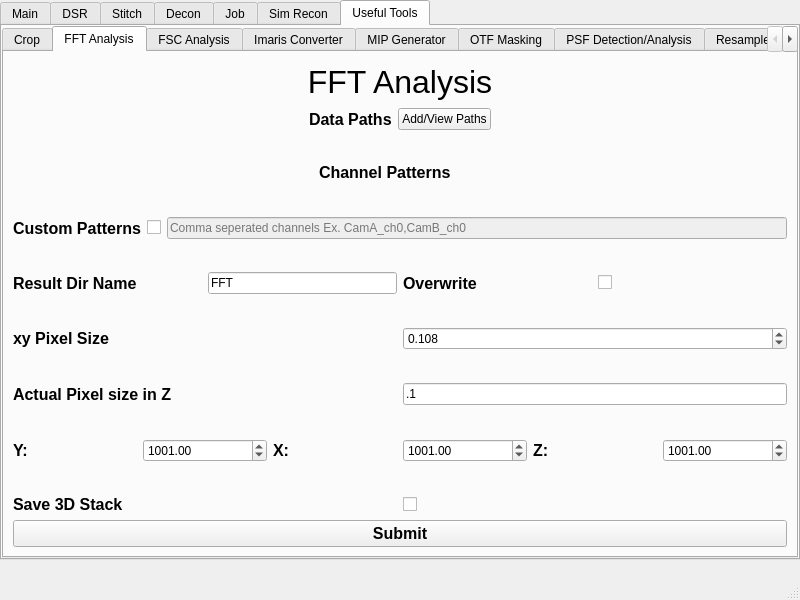
Old version of the form src/mainwindow.ui in the repository abcucberkeley/PetaKit5D-GUI.
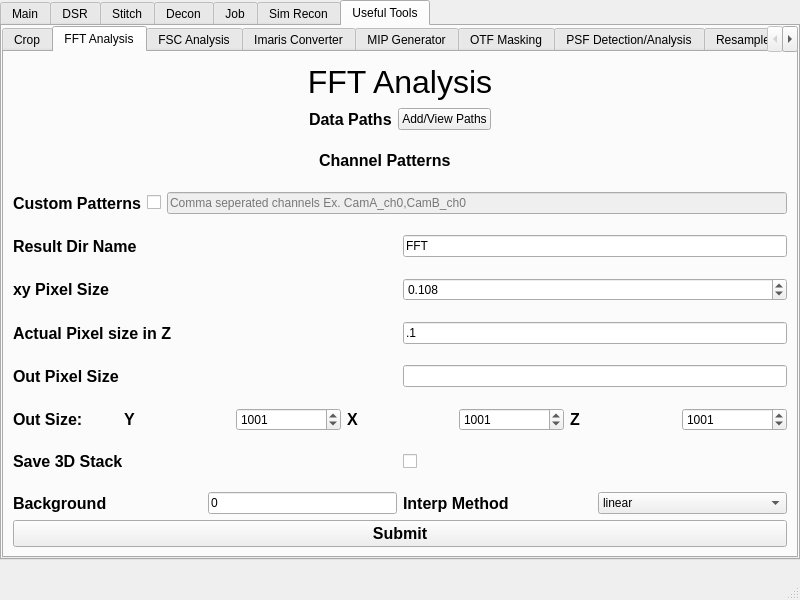
New version of the form. The open tabs and pages were chosen to show the change.

```diff
--- a/src/mainwindow.ui
+++ b/src/mainwindow.ui
@@ -2050,62 +2050,6 @@
           </property>
          </spacer>
         </item>
-        <item>
-         <layout class="QHBoxLayout" name="horizontalLayout_116" stretch="1">
-          <item>
-           <layout class="QHBoxLayout" name="horizontalLayout_5">
-            <item>
-             <widget class="QLabel" name="primaryCHLabel">
-              <property name="enabled">
-               <bool>true</bool>
-              </property>
-              <property name="font">
-               <font>
-                <pointsize>12</pointsize>
-                <bold>true</bold>
-               </font>
-              </property>
-              <property name="text">
-               <string>Primary Ch</string>
-              </property>
-             </widget>
-            </item>
-            <item>
-             <widget class="QLineEdit" name="primaryCHLineEdit">
-              <property name="enabled">
-               <bool>true</bool>
-              </property>
-              <property name="text">
-               <string/>
-              </property>
-              <property name="maxLength">
-               <number>32763</number>
-              </property>
-              <property name="placeholderText">
-               <string>EX: camA_ch0</string>
-              </property>
-             </widget>
-            </item>
-           </layout>
-          </item>
-         </layout>
-        </item>
-        <item>
-         <spacer name="verticalSpacer_42">
-          <property name="orientation">
-           <enum>Qt::Vertical</enum>
-          </property>
-          <property name="sizeType">
-           <enum>QSizePolicy::Preferred</enum>
-          </property>
-          <property name="sizeHint" stdset="0">
-           <size>
-            <width>20</width>
-            <height>10</height>
-           </size>
-          </property>
-         </spacer>
-        </item>
         <item>
          <layout class="QHBoxLayout" name="horizontalLayout_156" stretch="1,1">
           <item>
@@ -2675,50 +2619,6 @@
           </property>
          </spacer>
         </item>
-        <item>
-         <layout class="QHBoxLayout" name="horizontalLayout_122" stretch="1">
-          <item>
-           <layout class="QHBoxLayout" name="horizontalLayout_35">
-            <item>
-             <widget class="QLabel" name="edgeErosionLabel">
-              <property name="font">
-               <font>
-                <pointsize>12</pointsize>
-                <bold>true</bold>
-               </font>
-              </property>
-              <property name="text">
-               <string>Edge Erosion</string>
-              </property>
-             </widget>
-            </item>
-            <item>
-             <widget class="QLineEdit" name="edgeErosionLineEdit">
-              <property name="text">
-               <string>8</string>
-              </property>
-             </widget>
-            </item>
-           </layout>
-          </item>
-         </layout>
-        </item>
-        <item>
-         <spacer name="verticalSpacer_20">
-          <property name="orientation">
-           <enum>Qt::Vertical</enum>
-          </property>
-          <property name="sizeType">
-           <enum>QSizePolicy::Preferred</enum>
-          </property>
-          <property name="sizeHint" stdset="0">
-           <size>
-            <width>20</width>
-            <height>10</height>
-           </size>
-          </property>
-         </spacer>
-        </item>
         <item>
          <layout class="QHBoxLayout" name="horizontalLayout_125" stretch="1,1">
           <item>
@@ -2814,7 +2714,34 @@
            </layout>
           </item>
           <item>
-           <layout class="QHBoxLayout" name="horizontalLayout_39">
+           <layout class="QHBoxLayout" name="horizontalLayout_14">
+            <item>
+             <widget class="QLabel" name="psfGenLabel">
+              <property name="font">
+               <font>
+                <pointsize>12</pointsize>
+                <bold>true</bold>
+               </font>
+              </property>
+              <property name="text">
+               <string>Generate PSF</string>
+              </property>
+             </widget>
+            </item>
+            <item>
+             <widget class="QCheckBox" name="psfGenCheckBox">
+              <property name="text">
+               <string/>
+              </property>
+              <property name="checked">
+               <bool>true</bool>
+              </property>
+             </widget>
+            </item>
+           </layout>
+          </item>
+          <item>
+           <layout class="QHBoxLayout" name="horizontalLayout_39" stretch="1,1">
             <item>
              <widget class="QLabel" name="deconIterationsLabel">
               <property name="font">
@@ -6113,7 +6040,7 @@
            </layout>
           </item>
           <item row="1" column="0">
-           <layout class="QVBoxLayout" name="verticalLayout_27" stretch="1,1,1,1,1,1,1,1,1,1,1,1,1,1,1">
+           <layout class="QVBoxLayout" name="verticalLayout_27" stretch="1,1,1,1,1,1,1,1,1,1,1,1,1,1,1,1,1,1,1">
             <property name="bottomMargin">
              <number>0</number>
             </property>
@@ -6289,7 +6216,7 @@
              </spacer>
             </item>
             <item>
-             <layout class="QHBoxLayout" name="horizontalLayout_68" stretch="1,1">
+             <layout class="QHBoxLayout" name="horizontalLayout_68" stretch="1">
               <item>
                <layout class="QHBoxLayout" name="horizontalLayout_13" stretch="1,1">
                 <item>
@@ -6314,32 +6241,6 @@
                 </item>
                </layout>
               </item>
-              <item>
-               <layout class="QHBoxLayout" name="horizontalLayout_14">
-                <item>
-                 <widget class="QLabel" name="fftAnalysisOverwriteLabel">
-                  <property name="font">
-                   <font>
-                    <pointsize>12</pointsize>
-                    <bold>true</bold>
-                    <strikeout>false</strikeout>
-                    <kerning>true</kerning>
-                   </font>
-                  </property>
-                  <property name="text">
-                   <string>Overwrite</string>
-                  </property>
-                 </widget>
-                </item>
-                <item>
-                 <widget class="QCheckBox" name="fftAnalysisOverwriteCheckBox">
-                  <property name="text">
-                   <string/>
-                  </property>
-                 </widget>
-                </item>
-               </layout>
-              </item>
              </layout>
             </item>
             <item>
@@ -6447,93 +6348,156 @@
              </spacer>
             </item>
             <item>
-             <layout class="QHBoxLayout" name="horizontalLayout_71" stretch="1,1,1,1,1,1">
+             <layout class="QHBoxLayout" name="horizontalLayout_231">
               <item>
-               <widget class="QLabel" name="fftAnalysisOutSizeYLabel">
-                <property name="enabled">
-                 <bool>true</bool>
-                </property>
-                <property name="font">
-                 <font>
-                  <pointsize>12</pointsize>
-                  <bold>true</bold>
-                 </font>
-                </property>
-                <property name="text">
-                 <string>Y:</string>
-                </property>
-               </widget>
+               <layout class="QHBoxLayout" name="horizontalLayout_122" stretch="1,1">
+                <item>
+                 <widget class="QLabel" name="fftAnalysisOutPixelSizeLabel">
+                  <property name="font">
+                   <font>
+                    <pointsize>12</pointsize>
+                    <bold>true</bold>
+                   </font>
+                  </property>
+                  <property name="text">
+                   <string>Out Pixel Size</string>
+                  </property>
+                 </widget>
+                </item>
+                <item>
+                 <widget class="QLineEdit" name="fftAnalysisOutPixelSizeLineEdit"/>
+                </item>
+               </layout>
               </item>
+             </layout>
+            </item>
+            <item>
+             <spacer name="verticalSpacer_95">
+              <property name="orientation">
+               <enum>Qt::Vertical</enum>
+              </property>
+              <property name="sizeHint" stdset="0">
+               <size>
+                <width>20</width>
+                <height>40</height>
+               </size>
+              </property>
+             </spacer>
+            </item>
+            <item>
+             <layout class="QHBoxLayout" name="horizontalLayout_116" stretch="1">
               <item>
-               <widget class="QDoubleSpinBox" name="fftAnalysisOutSizeYSpinBox">
-                <property name="enabled">
-                 <bool>true</bool>
-                </property>
-                <property name="maximum">
-                 <double>100000.000000000000000</double>
-                </property>
-                <property name="value">
-                 <double>1001.000000000000000</double>
-                </property>
-               </widget>
-              </item>
-              <item>
-               <widget class="QLabel" name="fftAnalysisOutSizeXLabel">
-                <property name="enabled">
-                 <bool>true</bool>
-                </property>
-                <property name="font">
-                 <font>
-                  <pointsize>12</pointsize>
-                  <bold>true</bold>
-                 </font>
-                </property>
-                <property name="text">
-                 <string>X:</string>
-                </property>
-               </widget>
-              </item>
-              <item>
-               <widget class="QDoubleSpinBox" name="fftAnalysisOutSizeXSpinBox">
-                <property name="enabled">
-                 <bool>true</bool>
-                </property>
-                <property name="maximum">
-                 <double>100000.000000000000000</double>
-                </property>
-                <property name="value">
-                 <double>1001.000000000000000</double>
-                </property>
-               </widget>
-              </item>
-              <item>
-               <widget class="QLabel" name="fftAnalysisOutSizeZLabel">
-                <property name="enabled">
-                 <bool>true</bool>
-                </property>
-                <property name="font">
-                 <font>
-                  <pointsize>12</pointsize>
-                  <bold>true</bold>
-                 </font>
-                </property>
-                <property name="text">
-                 <string>Z:</string>
-                </property>
-               </widget>
-              </item>
-              <item>
-               <widget class="QDoubleSpinBox" name="fftAnalysisOutSizeZSpinBox">
-                <property name="enabled">
-                 <bool>true</bool>
-                </property>
-                <property name="maximum">
-                 <double>100000.000000000000000</double>
-                </property>
-                <property name="value">
-                 <double>1001.000000000000000</double>
-                </property>
-               </widget>
+               <layout class="QHBoxLayout" name="horizontalLayout_71" stretch="1,1,1,1,1,1,1">
+                <item>
+                 <widget class="QLabel" name="fftAnalysisOutSizeLabel">
+                  <property name="font">
+                   <font>
+                    <pointsize>12</pointsize>
+                    <bold>true</bold>
+                   </font>
+                  </property>
+                  <property name="text">
+                   <string>Out Size:</string>
+                  </property>
+                 </widget>
+                </item>
+                <item>
+                 <widget class="QLabel" name="fftAnalysisOutSizeYLabel">
+                  <property name="enabled">
+                   <bool>true</bool>
+                  </property>
+                  <property name="font">
+                   <font>
+                    <pointsize>12</pointsize>
+                    <bold>true</bold>
+                   </font>
+                  </property>
+                  <property name="text">
+                   <string>Y</string>
+                  </property>
+                 </widget>
+                </item>
+                <item>
+                 <widget class="QSpinBox" name="fftAnalysisOutSizeYSpinBox">
+                  <property name="enabled">
+                   <bool>true</bool>
+                  </property>
+                  <property name="minimum">
+                   <number>1</number>
+                  </property>
+                  <property name="maximum">
+                   <number>999999999</number>
+                  </property>
+                  <property name="value">
+                   <number>1001</number>
+                  </property>
+                 </widget>
+                </item>
+                <item>
+                 <widget class="QLabel" name="fftAnalysisOutSizeXLabel">
+                  <property name="enabled">
+                   <bool>true</bool>
+                  </property>
+                  <property name="font">
+                   <font>
+                    <pointsize>12</pointsize>
+                    <bold>true</bold>
+                   </font>
+                  </property>
+                  <property name="text">
+                   <string>X</string>
+                  </property>
+                 </widget>
+                </item>
+                <item>
+                 <widget class="QSpinBox" name="fftAnalysisOutSizeXSpinBox">
+                  <property name="enabled">
+                   <bool>true</bool>
+                  </property>
+                  <property name="minimum">
+                   <number>1</number>
+                  </property>
+                  <property name="maximum">
+                   <number>999999999</number>
+                  </property>
+                  <property name="value">
+                   <number>1001</number>
+                  </property>
+                 </widget>
+                </item>
+                <item>
+                 <widget class="QLabel" name="fftAnalysisOutSizeZLabel">
+                  <property name="enabled">
+                   <bool>true</bool>
+                  </property>
+                  <property name="font">
+                   <font>
+                    <pointsize>12</pointsize>
+                    <bold>true</bold>
+                   </font>
+                  </property>
+                  <property name="text">
+                   <string>Z</string>
+                  </property>
+                 </widget>
+                </item>
+                <item>
+                 <widget class="QSpinBox" name="fftAnalysisOutSizeZSpinBox">
+                  <property name="enabled">
+                   <bool>true</bool>
+                  </property>
+                  <property name="minimum">
+                   <number>1</number>
+                  </property>
+                  <property name="maximum">
+                   <number>999999999</number>
+                  </property>
+                  <property name="value">
+                   <number>1001</number>
+                  </property>
+                 </widget>
+                </item>
+               </layout>
               </item>
              </layout>
             </item>
@@ -6576,6 +6540,73 @@
               </item>
              </layout>
             </item>
+            <item>
+             <spacer name="verticalSpacer_75">
+              <property name="orientation">
+               <enum>Qt::Vertical</enum>
+              </property>
+              <property name="sizeHint" stdset="0">
+               <size>
+                <width>20</width>
+                <height>40</height>
+               </size>
+              </property>
+             </spacer>
+            </item>
+            <item>
+             <layout class="QHBoxLayout" name="horizontalLayout_123" stretch="1,1">
+              <item>
+               <layout class="QHBoxLayout" name="horizontalLayout_183" stretch="1,1">
+                <item>
+                 <widget class="QLabel" name="fftAnalysisBackgroundLabel">
+                  <property name="font">
+                   <font>
+                    <pointsize>12</pointsize>
+                    <bold>true</bold>
+                   </font>
+                  </property>
+                  <property name="text">
+                   <string>Background</string>
+                  </property>
+                 </widget>
+                </item>
+                <item>
+                 <widget class="QLineEdit" name="fftAnalysisBackgroundLineEdit">
+                  <property name="text">
+                   <string>0</string>
+                  </property>
+                 </widget>
+                </item>
+               </layout>
+              </item>
+              <item>
+               <layout class="QHBoxLayout" name="horizontalLayout_182" stretch="1,1">
+                <item>
+                 <widget class="QLabel" name="fftAnalysisInterpMethodLabel">
+                  <property name="font">
+                   <font>
+                    <pointsize>12</pointsize>
+                    <bold>true</bold>
+                   </font>
+                  </property>
+                  <property name="text">
+                   <string>Interp Method</string>
+                  </property>
+                 </widget>
+                </item>
+                <item>
+                 <widget class="QComboBox" name="fftAnalysisInterpMethodComboBox">
+                  <item>
+                   <property name="text">
+                    <string>linear</string>
+                   </property>
+                  </item>
+                 </widget>
+                </item>
+               </layout>
+              </item>
+             </layout>
+            </item>
            </layout>
           </item>
           <item row="2" column="0">
```
Left out of the diff: 1270 changed lines with no effect on the pictures.
